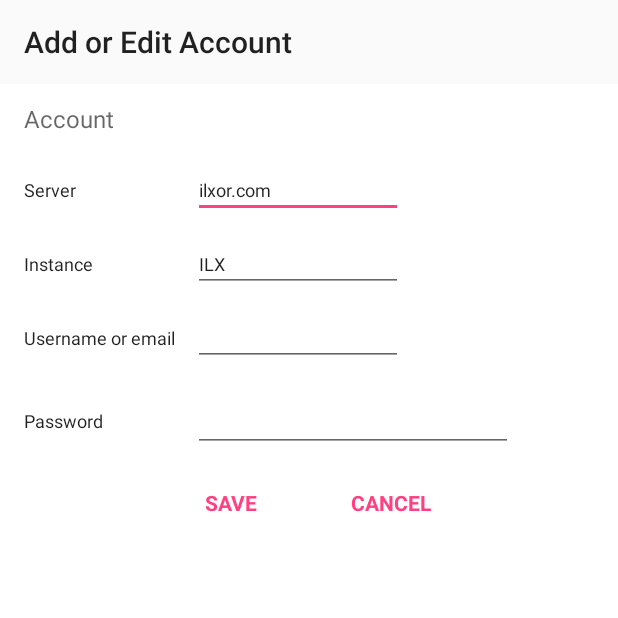
After one commit to bsdf/flagging, an Android app: the AddEditAccountActivity screen opened directly, with no data from a screen before it, on a phone screen of 412 x 824 dp, the top half of it. The commit adds this screen. Run offline under Robolectric (Android 15) with nearby library versions, the phone set to English and light mode, and no system bars; our stand-ins replace ButterKnife.

Commit message:
yet more unfinished work on account UI

```diff
--- a/app/build.gradle
+++ b/app/build.gradle
@@ -38,6 +38,8 @@ android {
     }
 }
 
+
+
 dependencies {
     compile fileTree(include: ['*.jar'], dir: 'libs')
     compile 'com.android.support:appcompat-v7:25.0.0'
@@ -49,8 +51,8 @@ dependencies {
     compile 'com.squareup.picasso:picasso:2.5.2'
     compile 'com.android.support:support-v4:25.0.0'
     compile 'com.google.dagger:dagger:2.7'
+    compile 'com.jakewharton:butterknife:8.4.0'
+    testCompile 'junit:junit:4.12'
     annotationProcessor 'com.google.dagger:dagger-compiler:2.7'
-    compile 'com.jakewharton:butterknife:8.4.0'
     annotationProcessor 'com.jakewharton:butterknife-compiler:8.4.0'
-    testCompile 'junit:junit:4.12'
 }
--- /dev/null
+++ b/app/src/main/java/com/theporouscity/flagging/AddEditAccountActivity.java
@@ -0,0 +1,28 @@
+package com.theporouscity.flagging;
+
+import android.support.annotation.Nullable;
+import android.support.v4.app.FragmentManager;
+import android.support.v7.app.AppCompatActivity;
+import android.os.Bundle;
+
+public class AddEditAccountActivity extends AppCompatActivity {
+
+    @Override
+    protected void onCreate(@Nullable Bundle savedInstanceState) {
+
+        super.onCreate(savedInstanceState);
+        setContentView(R.layout.activity_fragment);
+
+        FragmentManager fm = getSupportFragmentManager();
+        AddEditAccountFragment fragment = (AddEditAccountFragment) fm.findFragmentById(R.id.fragment_container);
+
+        if (fragment == null) {
+            fragment = new AddEditAccountFragment();
+            fm.beginTransaction()
+                    .add(R.id.fragment_container, fragment)
+                    .commit();
+        }
+
+        setTitle("Add or Edit Account");
+    }
+}
--- /dev/null
+++ b/app/src/main/java/com/theporouscity/flagging/AddEditAccountFragment.java
@@ -0,0 +1,52 @@
+package com.theporouscity.flagging;
+
+
+import android.os.Bundle;
+import android.support.annotation.Nullable;
+import android.support.v4.app.Fragment;
+import android.support.v7.widget.AppCompatEditText;
+import android.view.LayoutInflater;
+import android.view.View;
+import android.view.ViewGroup;
+import android.widget.EditText;
+import android.widget.TextView;
+
+import butterknife.BindView;
+import butterknife.ButterKnife;
+
+/**
+ * A simple {@link Fragment} subclass.
+ */
+public class AddEditAccountFragment extends Fragment {
+
+    @BindView(R.id.fragment_addedit_account_server_edittext)
+    EditText mDomainEditText;
+
+    @BindView(R.id.fragment_addedit_account_instance_edittext)
+    EditText mInstanceEditText;
+
+    @BindView(R.id.fragment_addedit_account_username_edittext)
+    EditText mUsernameEditText;
+
+    @BindView(R.id.fragment_addedit_account_password_edittext)
+    EditText mPasswordEditText;
+
+    @BindView(R.id.fragment_addedit_account_save_textview)
+    TextView mSaveTextView;
+
+    @BindView(R.id.fragment_addedit_account_cancel_textview)
+    TextView mCancelTextView;
+
+    @Nullable
+    @Override
+    public View onCreateView(LayoutInflater inflater, ViewGroup container,
+                             Bundle savedInstanceState) {
+        View view = inflater.inflate(R.layout.fragment_addedit_account, container, false);
+        ButterKnife.bind(this, view);
+
+        // do stuff
+
+        return view;
+    }
+
+}
--- a/app/src/main/java/com/theporouscity/flagging/SettingsFragment.java
+++ b/app/src/main/java/com/theporouscity/flagging/SettingsFragment.java
@@ -36,12 +36,6 @@ public class SettingsFragment extends Fragment {
 
     @BindView(R.id.fragment_settings_load_pics_wifi_button)
     RadioButton mLoadPicsWifi;
-
-    @BindView(R.id.fragment_settings_pretend_logged_in_no)
-    RadioButton mPretendLoggedInNo;
-
-    @BindView(R.id.fragment_settings_pretend_logged_in_yes)
-    RadioButton mPretendLoggedInYes;
 
     @BindView(R.id.fragment_settings_accounts_recyclerview)
     RecyclerView mAccountsRecyclerView;
--- a/app/src/main/res/layout/fragment_addedit_account.xml
+++ b/app/src/main/res/layout/fragment_addedit_account.xml
@@ -31,8 +31,6 @@
             android:layout_marginTop="6dp"
             android:layout_marginBottom="6dp"
             android:layout_marginRight="12dp"
-            android:layout_columnSpan="2"
-            android:layout_columnWeight="2"
             android:textAppearance="@android:style/TextAppearance.Material.Body1"
             android:textSize="12sp"
             android:text="Server"
@@ -41,13 +39,13 @@
 
         <EditText
             android:layout_row="0"
-            android:layout_column="2"
+            android:layout_column="1"
             android:layout_columnSpan="2"
-            android:layout_columnWeight="2"
             android:layout_marginTop="6dp"
             android:layout_marginBottom="6dp"
             android:textAppearance="@android:style/TextAppearance.Material.Body1"
             android:textSize="12sp"
+            android:ems="10"
             android:text="ilxor.com"
             android:id="@+id/fragment_addedit_account_server_edittext"
             />
@@ -58,8 +56,6 @@
             android:layout_marginTop="6dp"
             android:layout_marginBottom="6dp"
             android:layout_marginRight="12dp"
-            android:layout_columnSpan="2"
-            android:layout_columnWeight="2"
             android:textAppearance="@android:style/TextAppearance.Material.Body1"
             android:textSize="12sp"
             android:text="Instance"
@@ -68,13 +64,13 @@
 
         <EditText
             android:layout_row="1"
-            android:layout_column="2"
+            android:layout_column="1"
             android:layout_columnSpan="2"
-            android:layout_columnWeight="2"
             android:layout_marginTop="6dp"
             android:layout_marginBottom="6dp"
             android:textAppearance="@android:style/TextAppearance.Material.Body1"
             android:textSize="12sp"
+            android:ems="10"
             android:text="ILX"
             android:id="@+id/fragment_addedit_account_instance_edittext"
             />
@@ -85,8 +81,6 @@
             android:layout_marginTop="6dp"
             android:layout_marginBottom="6dp"
             android:layout_marginRight="12dp"
-            android:layout_columnSpan="2"
-            android:layout_columnWeight="2"
             android:textAppearance="@android:style/TextAppearance.Material.Body1"
             android:textSize="12sp"
             android:text="Username or email"
@@ -95,13 +89,13 @@
 
         <EditText
             android:layout_row="2"
-            android:layout_column="2"
+            android:layout_column="1"
             android:layout_columnSpan="2"
-            android:layout_columnWeight="2"
             android:layout_marginTop="6dp"
             android:layout_marginBottom="6dp"
             android:textAppearance="@android:style/TextAppearance.Material.Body1"
             android:textSize="12sp"
+            android:ems="10"
             android:id="@+id/fragment_addedit_account_username_edittext"
             />
 
@@ -111,8 +105,6 @@
             android:layout_marginTop="6dp"
             android:layout_marginBottom="6dp"
             android:layout_marginRight="12dp"
-            android:layout_columnSpan="2"
-            android:layout_columnWeight="2"
             android:textAppearance="@android:style/TextAppearance.Material.Body1"
             android:textSize="12sp"
             android:text="Password"
@@ -121,9 +113,8 @@
 
         <EditText
             android:layout_row="3"
-            android:layout_column="2"
+            android:layout_column="1"
             android:layout_columnSpan="2"
-            android:layout_columnWeight="2"
             android:layout_marginTop="6dp"
             android:layout_marginBottom="6dp"
             android:inputType="textPassword"
@@ -133,24 +124,22 @@
 
         <TextView
             android:layout_row="4"
+            android:layout_column="2"
+            android:layout_marginTop="18dp"
+            android:layout_gravity="center_horizontal"
+            android:text="CANCEL"
+            style="@style/FlatButton"
+            android:id="@+id/fragment_addedit_account_cancel_textview"/>
+
+        <TextView
+            android:layout_row="4"
             android:layout_column="1"
-            android:layout_columnWeight="1"
             android:layout_marginTop="18dp"
             android:layout_gravity="center_horizontal"
             android:text="SAVE"
             style="@style/FlatButton"
             android:id="@+id/fragment_addedit_account_save_textview"/>
 
-        <TextView
-            android:layout_row="4"
-            android:layout_column="3"
-            android:layout_columnWeight="1"
-            android:layout_marginTop="18dp"
-            android:layout_gravity="center_horizontal"
-            android:text="CANCEL"
-            style="@style/FlatButton"
-            android:id="@+id/fragment_addedit_account_cancel_textview"/>
-
     </GridLayout>
 
 
```
Also changed, not shown: app/src/main/AndroidManifest.xml (+13 -6 lines).
